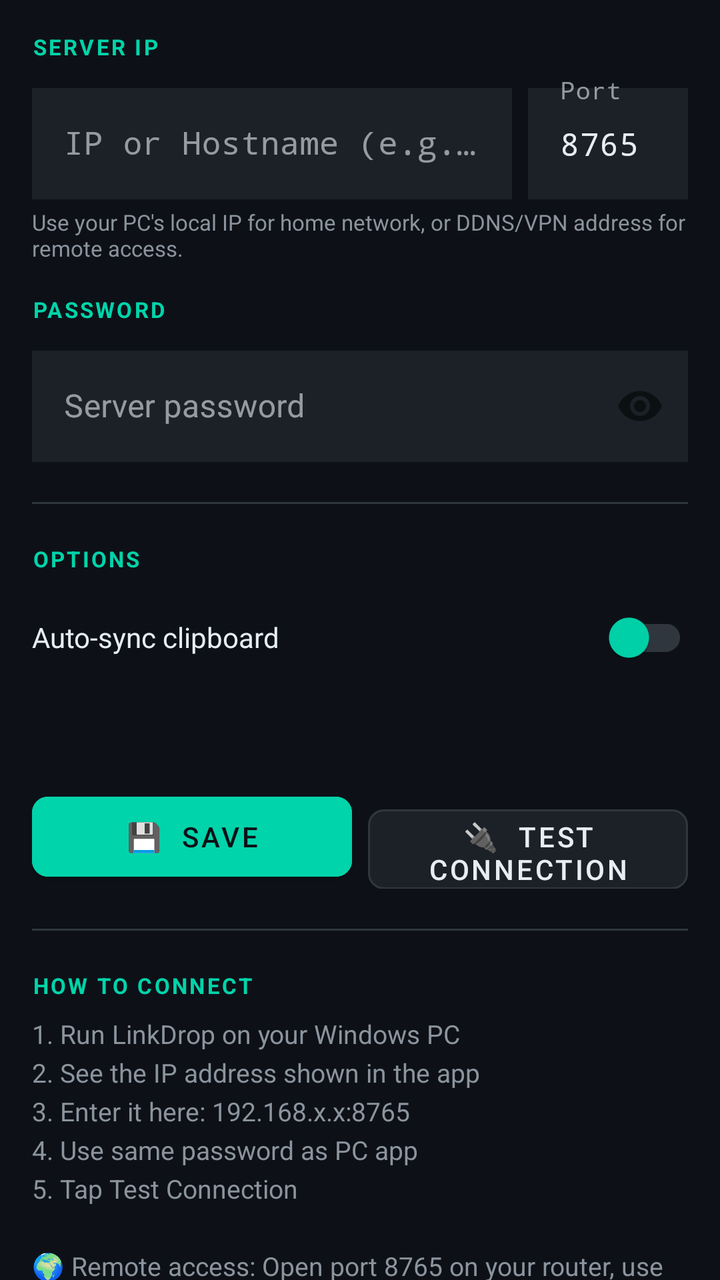
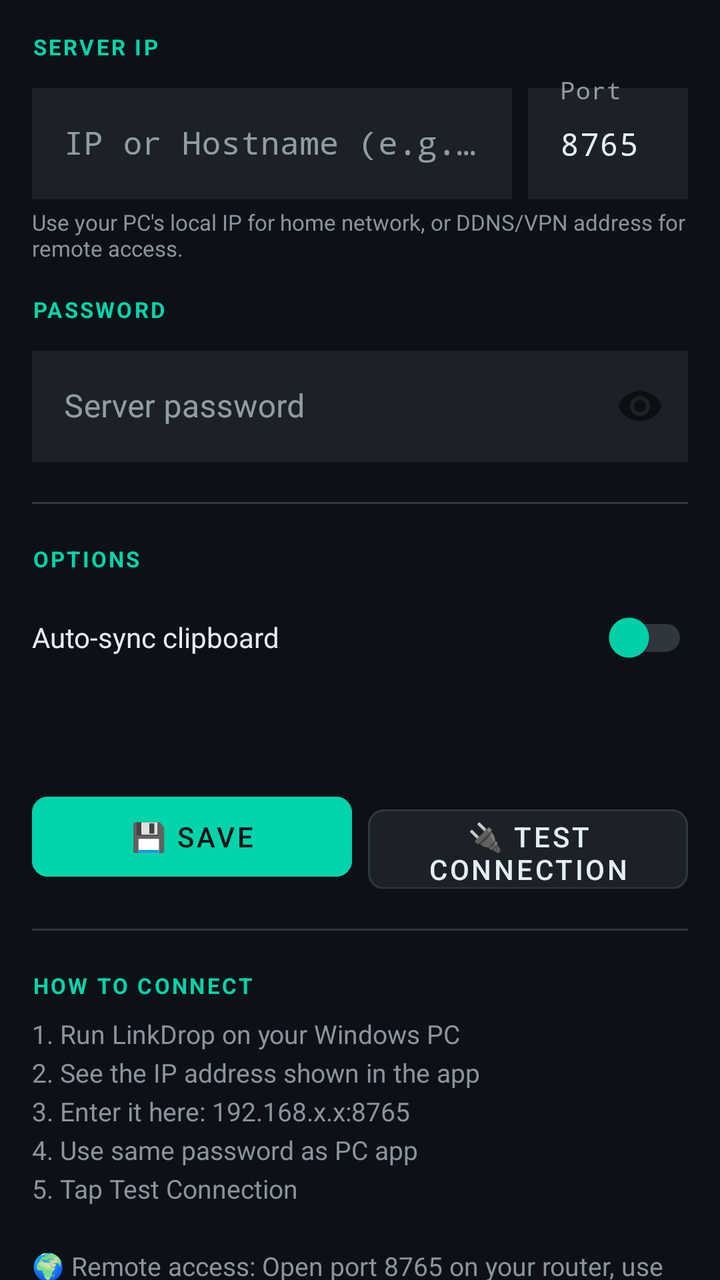

Two renders of the same Android screen: before a commit and after it. Below are the layout's source before the change and the commit's diff.
<!-- AndroidManifest.xml: application theme Theme.LinkDrop -->
<!-- res/layout/fragment_settings.xml -->
<?xml version="1.0" encoding="utf-8"?>
<androidx.core.widget.NestedScrollView
    xmlns:android="http://schemas.android.com/apk/res/android"
    xmlns:app="http://schemas.android.com/apk/res-auto"
    android:layout_width="match_parent"
    android:layout_height="match_parent"
    android:background="@color/bg_dark">

    <LinearLayout
        android:layout_width="match_parent"
        android:layout_height="wrap_content"
        android:orientation="vertical"
        android:padding="16dp">

        
        <TextView
            android:layout_width="wrap_content"
            android:layout_height="wrap_content"
            android:text="SERVER IP"
            android:textColor="@color/accent"
            android:textSize="11sp"
            android:textStyle="bold"
            android:letterSpacing="0.1"
            android:layout_marginBottom="8dp" />

        <LinearLayout
            android:layout_width="match_parent"
            android:layout_height="wrap_content"
            android:orientation="horizontal">

            <com.google.android.material.textfield.TextInputLayout
                android:layout_width="0dp"
                android:layout_weight="3"
                android:layout_height="wrap_content"
                style="@style/Widget.MaterialComponents.TextInputLayout.OutlinedBox"
                app:boxStrokeColor="@color/border"
                app:hintTextColor="@color/text_dim"
                android:hint="IP or Hostname (e.g. 192.168.1.10)">

                <com.google.android.material.textfield.TextInputEditText
                    android:id="@+id/editIp"
                    android:layout_width="match_parent"
                    android:layout_height="wrap_content"
                    android:textColor="@color/text_main"
                    android:textColorHint="@color/text_dim"
                    android:inputType="textUri"
                    android:fontFamily="monospace"
                    android:background="@color/bg_card" />
            </com.google.android.material.textfield.TextInputLayout>

            <com.google.android.material.textfield.TextInputLayout
                android:layout_width="0dp"
                android:layout_weight="1"
                android:layout_height="wrap_content"
                style="@style/Widget.MaterialComponents.TextInputLayout.OutlinedBox"
                app:boxStrokeColor="@color/border"
                app:hintTextColor="@color/text_dim"
                android:hint="Port"
                android:layout_marginStart="8dp">

                <com.google.android.material.textfield.TextInputEditText
                    android:id="@+id/editPort"
                    android:layout_width="match_parent"
                    android:layout_height="wrap_content"
                    android:textColor="@color/text_main"
                    android:textColorHint="@color/text_dim"
                    android:inputType="number"
                    android:text="8765"
                    android:fontFamily="monospace"
                    android:background="@color/bg_card" />
            </com.google.android.material.textfield.TextInputLayout>
        </LinearLayout>

        <TextView
            android:layout_width="wrap_content"
            android:layout_height="wrap_content"
            android:textColor="@color/text_dim"
            android:textSize="11sp"
            android:text="Use your PC's local IP for home network, or DDNS/VPN address for remote access."
            android:layout_marginTop="4dp"
            android:layout_marginBottom="16dp" />

        
        <TextView
            android:layout_width="wrap_content"
            android:layout_height="wrap_content"
            android:text="PASSWORD"
            android:textColor="@color/accent"
            android:textSize="11sp"
            android:textStyle="bold"
            android:letterSpacing="0.1"
            android:layout_marginBottom="8dp" />

        <com.google.android.material.textfield.TextInputLayout
            android:layout_width="match_parent"
            android:layout_height="wrap_content"
            style="@style/Widget.MaterialComponents.TextInputLayout.OutlinedBox"
            app:boxStrokeColor="@color/border"
            app:hintTextColor="@color/text_dim"
            app:passwordToggleEnabled="true"
            android:hint="Server password">

            <com.google.android.material.textfield.TextInputEditText
                android:id="@+id/editPassword"
                android:layout_width="match_parent"
                android:layout_height="wrap_content"
                android:textColor="@color/text_main"
                android:textColorHint="@color/text_dim"
                android:inputType="textPassword"
                android:background="@color/bg_card" />
        </com.google.android.material.textfield.TextInputLayout>

        
        <View
            android:layout_width="match_parent"
            android:layout_height="1dp"
            android:background="@color/border"
            android:layout_marginVertical="20dp" />

        <TextView
            android:layout_width="wrap_content"
            android:layout_height="wrap_content"
            android:text="OPTIONS"
            android:textColor="@color/accent"
            android:textSize="11sp"
            android:textStyle="bold"
            android:letterSpacing="0.1"
            android:layout_marginBottom="8dp" />

        <com.google.android.material.switchmaterial.SwitchMaterial
            android:id="@+id/switchClipboard"
            android:layout_width="match_parent"
            android:layout_height="wrap_content"
            android:text="Auto-sync clipboard"
            android:textColor="@color/text_main"
            app:thumbTint="@color/accent"
            app:trackTint="@color/border" />

        
        <TextView
            android:id="@+id/statusText"
            android:layout_width="match_parent"
            android:layout_height="wrap_content"
            android:layout_marginTop="16dp"
            android:textColor="@color/text_dim"
            android:textSize="13sp"
            android:fontFamily="monospace"
            android:text="" />

        
        <LinearLayout
            android:layout_width="match_parent"
            android:layout_height="wrap_content"
            android:orientation="horizontal"
            android:layout_marginTop="16dp">

            <com.google.android.material.button.MaterialButton
                android:id="@+id/btnSave"
                android:layout_width="0dp"
                android:layout_weight="1"
                android:layout_height="52dp"
                android:text="💾  Save"
                android:textColor="@color/bg_dark"
                android:backgroundTint="@color/accent"
                app:cornerRadius="8dp"
                android:layout_marginEnd="8dp" />

            <com.google.android.material.button.MaterialButton
                android:id="@+id/btnTest"
                android:layout_width="0dp"
                android:layout_weight="1"
                android:layout_height="52dp"
                android:text="🔌  Test Connection"
                android:textColor="@color/text_main"
                android:backgroundTint="@color/bg_card"
                app:strokeColor="@color/border"
                app:strokeWidth="1dp"
                app:cornerRadius="8dp" />

        </LinearLayout>

        
        <View
            android:layout_width="match_parent"
            android:layout_height="1dp"
            android:background="@color/border"
            android:layout_marginVertical="20dp" />

        <TextView
            android:layout_width="wrap_content"
            android:layout_height="wrap_content"
            android:text="HOW TO CONNECT"
            android:textColor="@color/accent"
            android:textSize="11sp"
            android:textStyle="bold"
            android:letterSpacing="0.1"
            android:layout_marginBottom="8dp" />

        <TextView
            android:layout_width="wrap_content"
            android:layout_height="wrap_content"
            android:textColor="@color/text_dim"
            android:textSize="13sp"
            android:lineSpacingExtra="4dp"
            android:text="1. Run LinkDrop on your Windows PC\n2. See the IP address shown in the app\n3. Enter it here: 192.168.x.x:8765\n4. Use same password as PC app\n5. Tap Test Connection\n\n🌍 Remote access: Open port 8765 on your router, use your public IP or DDNS address." />

    </LinearLayout>
</androidx.core.widget.NestedScrollView>
<!-- resources referenced by this layout -->
<resources>
  <color name="accent">#00D4AA</color>
  <color name="bg_card">#1C2128</color>
  <color name="bg_dark">#0D1117</color>
  <color name="border">#30363D</color>
  <color name="text_dim">#8B949E</color>
  <color name="text_main">#E6EDF3</color>
  <style name="Theme.LinkDrop" parent="Theme.MaterialComponents.DayNight.NoActionBar">
          <item name="colorPrimary">@color/accent</item>
          <item name="colorPrimaryVariant">@color/accent2</item>
          <item name="colorOnPrimary">@color/bg_dark</item>
          <item name="colorSecondary">@color/accent2</item>
          <item name="colorOnSecondary">@color/bg_dark</item>
          <item name="colorSurface">@color/bg_card</item>
          <item name="colorOnSurface">@color/text_main</item>
          <item name="android:colorBackground">@color/bg_dark</item>
          <item name="android:windowBackground">@color/bg_dark</item>
          <item name="android:statusBarColor">@color/bg_panel</item>
          <item name="android:navigationBarColor">@color/bg_dark</item>
          <item name="android:textColor">@color/text_main</item>
          <item name="materialAlertDialogTheme">@style/AlertDialogTheme</item>
      </style>
  <color name="accent2">#0099FF</color>
  <color name="bg_panel">#161B22</color>
  <style name="AlertDialogTheme" parent="ThemeOverlay.MaterialComponents.MaterialAlertDialog">
          <item name="colorSurface">@color/bg_card</item>
          <item name="colorOnSurface">@color/text_main</item>
          <item name="colorPrimary">@color/accent</item>
      </style>
</resources>

<!-- the commit's change to res/layout/fragment_settings.xml (unified diff, before → after) -->
@@ -10,13 +10,14 @@
         android:layout_width="match_parent"
         android:layout_height="wrap_content"
         android:orientation="vertical"
-        android:padding="16dp">
-
-        
-        <TextView
-            android:layout_width="wrap_content"
-            android:layout_height="wrap_content"
-            android:text="SERVER IP"
+        android:padding="16dp"
+        android:baselineAligned="false">
+
+        
+        <TextView
+            android:layout_width="wrap_content"
+            android:layout_height="wrap_content"
+            android:text="@string/label_server_ip"
             android:textColor="@color/accent"
             android:textSize="11sp"
             android:textStyle="bold"
@@ -26,7 +27,8 @@
         <LinearLayout
             android:layout_width="match_parent"
             android:layout_height="wrap_content"
-            android:orientation="horizontal">
+            android:orientation="horizontal"
+            android:baselineAligned="false">
 
             <com.google.android.material.textfield.TextInputLayout
                 android:layout_width="0dp"
@@ -35,7 +37,7 @@
                 style="@style/Widget.MaterialComponents.TextInputLayout.OutlinedBox"
                 app:boxStrokeColor="@color/border"
                 app:hintTextColor="@color/text_dim"
-                android:hint="IP or Hostname (e.g. 192.168.1.10)">
+                android:hint="@string/hint_server_ip">
 
                 <com.google.android.material.textfield.TextInputEditText
                     android:id="@+id/editIp"
@@ -55,7 +57,7 @@
                 style="@style/Widget.MaterialComponents.TextInputLayout.OutlinedBox"
                 app:boxStrokeColor="@color/border"
                 app:hintTextColor="@color/text_dim"
-                android:hint="Port"
+                android:hint="@string/label_port"
                 android:layout_marginStart="8dp">
 
                 <com.google.android.material.textfield.TextInputEditText
@@ -76,7 +78,7 @@
             android:layout_height="wrap_content"
             android:textColor="@color/text_dim"
             android:textSize="11sp"
-            android:text="Use your PC's local IP for home network, or DDNS/VPN address for remote access."
+            android:text="@string/info_ip_help"
             android:layout_marginTop="4dp"
             android:layout_marginBottom="16dp" />
 
@@ -84,7 +86,7 @@
         <TextView
             android:layout_width="wrap_content"
             android:layout_height="wrap_content"
-            android:text="PASSWORD"
+            android:text="@string/label_password"
             android:textColor="@color/accent"
             android:textSize="11sp"
             android:textStyle="bold"
@@ -98,7 +100,7 @@
             app:boxStrokeColor="@color/border"
             app:hintTextColor="@color/text_dim"
             app:passwordToggleEnabled="true"
-            android:hint="Server password">
+            android:hint="@string/hint_password">
 
             <com.google.android.material.textfield.TextInputEditText
                 android:id="@+id/editPassword"
@@ -120,7 +122,7 @@
         <TextView
             android:layout_width="wrap_content"
             android:layout_height="wrap_content"
-            android:text="OPTIONS"
+            android:text="@string/label_options"
             android:textColor="@color/accent"
             android:textSize="11sp"
             android:textStyle="bold"
@@ -131,7 +133,7 @@
             android:id="@+id/switchClipboard"
             android:layout_width="match_parent"
             android:layout_height="wrap_content"
-            android:text="Auto-sync clipboard"
+            android:text="@string/option_auto_clipboard"
             android:textColor="@color/text_main"
             app:thumbTint="@color/accent"
             app:trackTint="@color/border" />
@@ -159,7 +161,7 @@
                 android:layout_width="0dp"
                 android:layout_weight="1"
                 android:layout_height="52dp"
-                android:text="💾  Save"
+                android:text="@string/btn_save"
                 android:textColor="@color/bg_dark"
                 android:backgroundTint="@color/accent"
                 app:cornerRadius="8dp"
@@ -170,7 +172,7 @@
                 android:layout_width="0dp"
                 android:layout_weight="1"
                 android:layout_height="52dp"
-                android:text="🔌  Test Connection"
+                android:text="@string/btn_test"
                 android:textColor="@color/text_main"
                 android:backgroundTint="@color/bg_card"
                 app:strokeColor="@color/border"
@@ -189,7 +191,7 @@
         <TextView
             android:layout_width="wrap_content"
             android:layout_height="wrap_content"
-            android:text="HOW TO CONNECT"
+            android:text="@string/label_how_to_connect"
             android:textColor="@color/accent"
             android:textSize="11sp"
             android:textStyle="bold"
@@ -202,7 +204,7 @@
             android:textColor="@color/text_dim"
             android:textSize="13sp"
             android:lineSpacingExtra="4dp"
-            android:text="1. Run LinkDrop on your Windows PC\n2. See the IP address shown in the app\n3. Enter it here: 192.168.x.x:8765\n4. Use same password as PC app\n5. Tap Test Connection\n\n🌍 Remote access: Open port 8765 on your router, use your public IP or DDNS address." />
+            android:text="@string/info_connect_steps" />
 
     </LinearLayout>
 </androidx.core.widget.NestedScrollView>
<!-- resource entries referenced after the edit -->
@@ -6,6 +6,18 @@
   <color name="border">#30363D</color>
   <color name="text_dim">#8B949E</color>
   <color name="text_main">#E6EDF3</color>
+  <string name="btn_save">💾  Save</string>
+  <string name="btn_test">🔌  Test Connection</string>
+  <string name="hint_password">Server password</string>
+  <string name="hint_server_ip">IP or Hostname (e.g. 192.168.1.10)</string>
+  <string name="info_connect_steps">1. Run LinkDrop on your Windows PC\n2. See the IP address shown in the app\n3. Enter it here: 192.168.x.x:8765\n4. Use same password as PC app\n5. Tap Test Connection\n\n🌍 Remote access: Open port 8765 on your router, use your public IP or DDNS address.</string>
+  <string name="info_ip_help">Use your PC\'s local IP for home network, or DDNS/VPN address for remote access.</string>
+  <string name="label_how_to_connect">HOW TO CONNECT</string>
+  <string name="label_options">OPTIONS</string>
+  <string name="label_password">PASSWORD</string>
+  <string name="label_port">Port</string>
+  <string name="label_server_ip">SERVER IP</string>
+  <string name="option_auto_clipboard">Auto-sync clipboard</string>
   <style name="Theme.LinkDrop" parent="Theme.MaterialComponents.DayNight.NoActionBar">
           <item name="colorPrimary">@color/accent</item>
           <item name="colorPrimaryVariant">@color/accent2</item>
